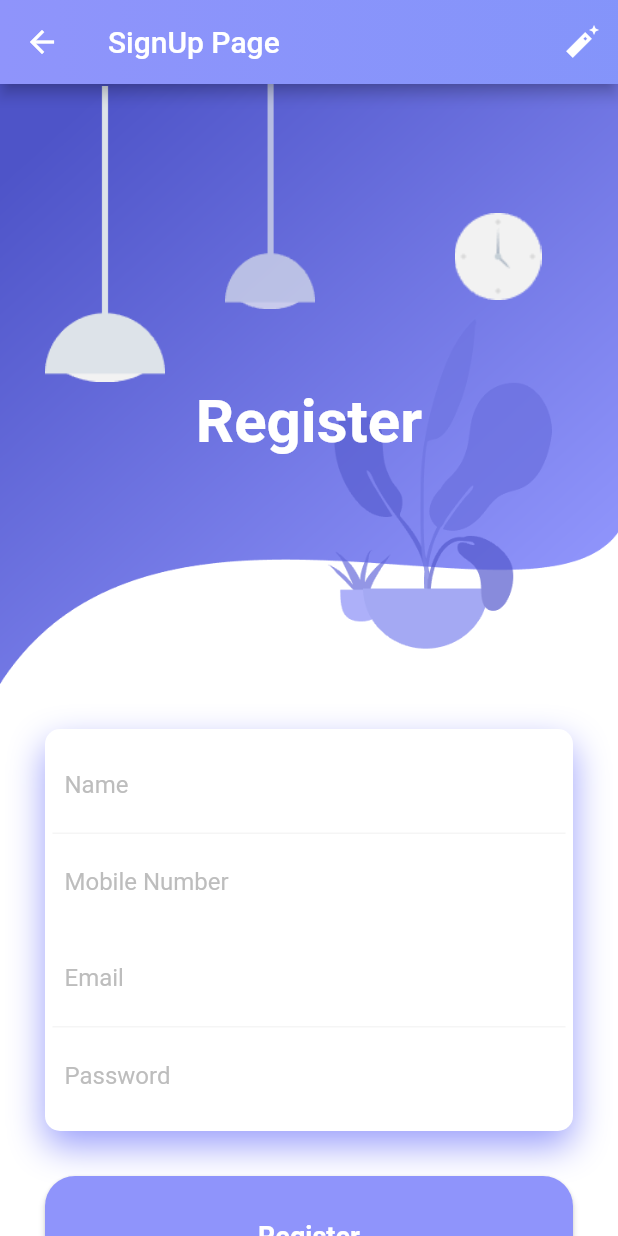
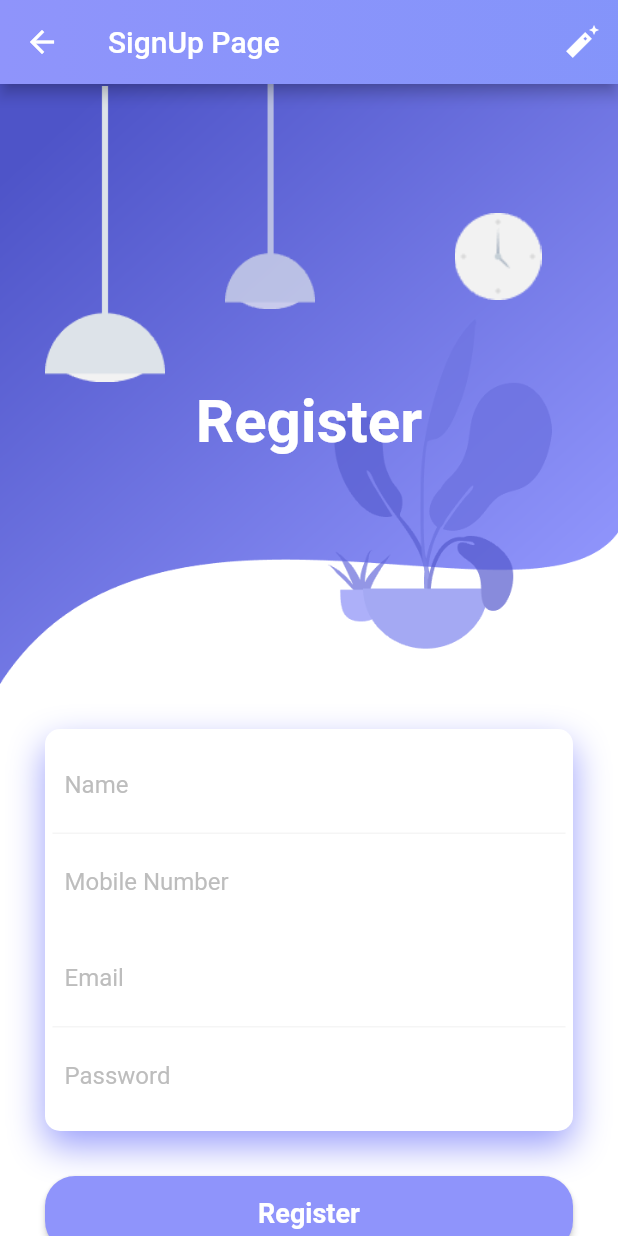
Before and after one commit to rehmanaliawans/HomeWorkApp, a Flutter app: the signup screen opened directly, on a phone screen of 412 x 824 dp. Run offline on Flutter 3.47's test engine with Material 2 defaults, Android fonts, the phone set to English and light mode, and no system bars; our stand-ins replace animated_text_kit, simple_animations; missing offline and left inert: contactus, imagebutton.

Commit message:
size change

```diff
--- a/home_work_app/lib/UI/SignUp.dart
+++ b/home_work_app/lib/UI/SignUp.dart
@@ -171,7 +171,7 @@ class signup extends StatelessWidget {
                       )),
                       SizedBox(height: 30,),
                       FadeAnimation(2,  MaterialButton(
-                        height: 80.0,
+                        height: 50.0,
                         minWidth: 600.0,
                         shape: RoundedRectangleBorder(borderRadius: BorderRadius.all(Radius.circular(20.0))),
                         color:  Color.fromRGBO(143, 148, 251, 1),
```
Also changed, not shown: home_work_app/lib/UI/SingIn.dart (+4 -3 lines).
